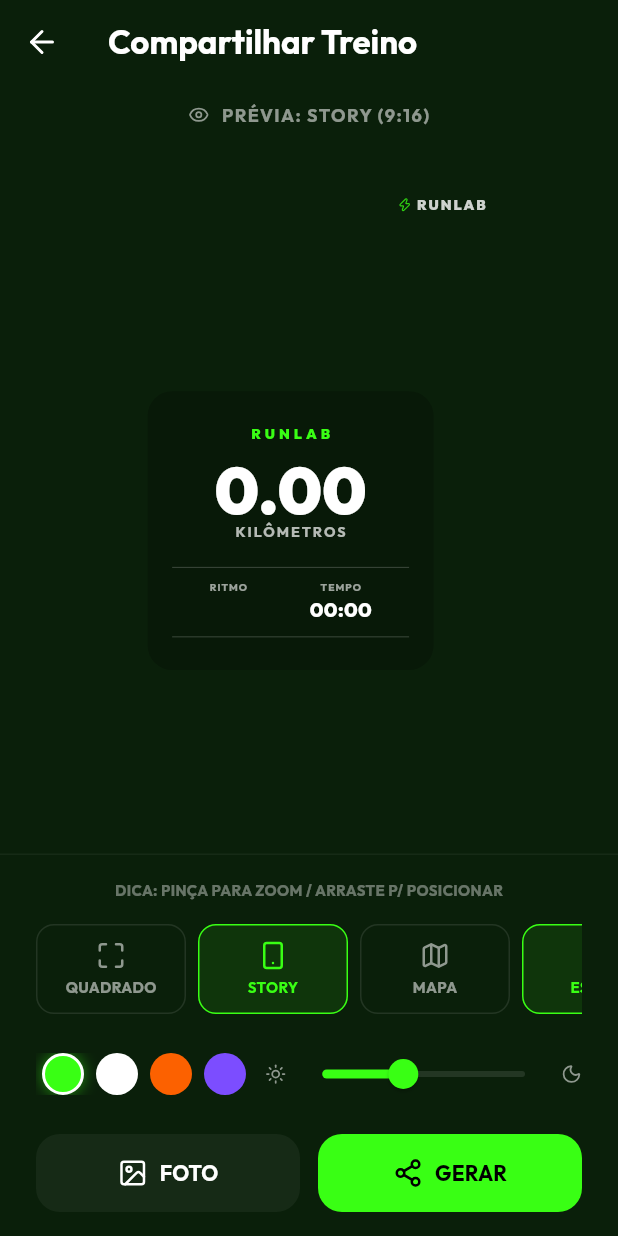
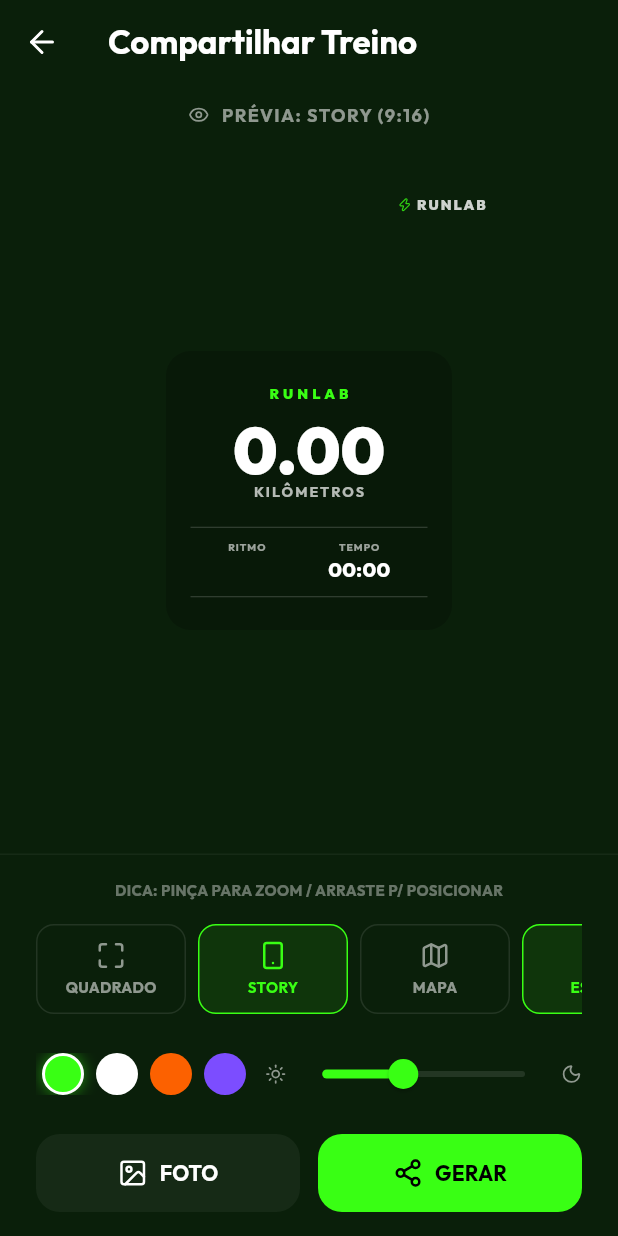
Before and after one commit to juliano340/RunLabAG, a Flutter app: the RunShareScreen screen opened directly with empty values, after a tap on "STORY", after a tap on "ESTILO", on a phone screen of 412 x 824 dp. Run offline on Flutter 3.47's test engine with Material 3 defaults, Android fonts, the phone set to English and light mode, and no system bars; drawn by our look-alikes of screenshot; our stand-ins replace file_picker, fl_chart, geolocator, google_fonts, google_maps_flutter, google_mobile_ads and 7 more; accounts and stored records are empty.

Commit message:
feat: add RunShareScreen for customizable run sharing with various templates and interactive elements.

```diff
--- a/lib/features/run/presentation/screens/run_share_screen.dart
+++ b/lib/features/run/presentation/screens/run_share_screen.dart
@@ -35,11 +35,21 @@
   ShareTemplate _currentTemplate = ShareTemplate.boxed;
   double _overlayOpacity = 0.4; // Background dimming
 
-  // Freeform Transformation
-  double _scale = 1.0;
-  double _baseScale = 1.0;
-  Offset _statsPosition = const Offset(20, 100);
-  bool _isOperating = false; // UX feedback flag
+  // Freeform Transformation - Stats
+  double _statsScale = 1.0;
+  double _statsBaseScale = 1.0;
+  Offset _statsOffset = const Offset(0, 50);
+  bool _isOperatingStats = false;
+
+  // Freeform Transformation - Map
+  double _mapScale = 1.0;
+  double _mapBaseScale = 1.0;
+  Offset _mapOffset = const Offset(0, -100);
+  bool _isOperatingMap = false;
+
+  // Centering Guidelines
+  bool _showVerticalCenterGuide = false;
+  bool _showHorizontalCenterGuide = false;
 
   Future<void> _pickImage(ImageSource source) async {
     final XFile? image = await _picker.pickImage(source: source);
@@ -158,16 +168,18 @@
 
                                     // Optional Route Map
                                     if (_showRoute && widget.run.route.isNotEmpty)
-                                      Positioned.fill(
-                                        child: Padding(
-                                          padding: const EdgeInsets.all(40),
-                                          child: CustomPaint(
-                                            painter: RoutePainter(
-                                              route: widget.run.route,
-                                              color: _accentColor,
+                                      _buildInteractiveMap(),
+
+                                    // Guidelines
+                                    if (_showVerticalCenterGuide)
+                                      Positioned(
+                                        top: 0, bottom: 0, left: 189,
+                                        child: Container(width: 2, color: _accentColor.withValues(alpha: 0.8)),
                                       ),
-                                          ),
-                                        ),
+                                    if (_showHorizontalCenterGuide)
+                                      Positioned(
+                                        left: 0, right: 0, top: (380 / _aspectRatio) / 2 - 1,
+                                        child: Container(height: 2, color: _accentColor.withValues(alpha: 0.8)),
                                       ),
 
                                     // Watermark (Fixed Top Right)
@@ -238,7 +250,7 @@
                         _aspectRatio == 1.0,
                         () => setState(() {
                           _aspectRatio = 1.0;
-                          _statsPosition = const Offset(20, 24);
+                          _statsOffset = const Offset(0, 50);
                         })
                       ),
                       const SizedBox(width: 8),
@@ -248,7 +260,7 @@
                         _aspectRatio < 1.0,
                         () => setState(() {
                           _aspectRatio = 0.5625;
-                          _statsPosition = const Offset(20, 48);
+                          _statsOffset = const Offset(0, 100);
                         })
                       ),
                       const SizedBox(width: 8),
@@ -360,10 +372,10 @@
       int next = (_currentTemplate.index + 1) % ShareTemplate.values.length;
       _currentTemplate = ShareTemplate.values[next];
       // Reset position/scale for a fresh start with the new template
-      _scale = 1.0;
-      _statsPosition = const Offset(20, 24);
-      if (_currentTemplate == ShareTemplate.center) _statsPosition = const Offset(20, 150);
-      if (_currentTemplate == ShareTemplate.verticalModern) _statsPosition = const Offset(20, 40);
+      _statsScale = 1.0;
+      _statsOffset = const Offset(0, 50);
+      if (_currentTemplate == ShareTemplate.center) _statsOffset = const Offset(0, 0);
+      if (_currentTemplate == ShareTemplate.verticalModern) _statsOffset = const Offset(0, -100);
     });
   }
 
@@ -390,46 +402,128 @@
     );
   }
 
-  Widget _buildInteractiveOverlay() {
-    return Positioned(
-      left: _statsPosition.dx,
-      bottom: _statsPosition.dy,
+  Widget _buildInteractiveMap() {
+    double mapWidth = 300;
+    return Align(
+      alignment: Alignment.center,
+      child: Transform.translate(
+        offset: _mapOffset,
         child: GestureDetector(
           onScaleStart: (details) {
             setState(() {
-            _baseScale = _scale;
-            _isOperating = true;
+              _mapBaseScale = _mapScale;
+              _isOperatingMap = true;
             });
           },
           onScaleEnd: (details) {
             setState(() {
-            _isOperating = false;
+              _isOperatingMap = false;
+              _showVerticalCenterGuide = false;
+              _showHorizontalCenterGuide = false;
             });
           },
           onScaleUpdate: (details) {
             setState(() {
-            _scale = (_baseScale * details.scale).clamp(0.4, 4.0);
-            _statsPosition += Offset(details.focalPointDelta.dx, -details.focalPointDelta.dy);
+              _mapScale = (_mapBaseScale * details.scale).clamp(0.4, 4.0);
+              _mapOffset += details.focalPointDelta;
 
-            // Much more generous bounds to work across all aspect ratios
-            _statsPosition = Offset(
-              _statsPosition.dx.clamp(-200, 500),
-              _statsPosition.dy.clamp(-100, 1200),
+              if (_mapOffset.dx.abs() < 15) {
+                _mapOffset = Offset(0, _mapOffset.dy);
+                _showVerticalCenterGuide = true;
+              } else {
+                _showVerticalCenterGuide = false;
+              }
+
+              if (_mapOffset.dy.abs() < 15) {
+                _mapOffset = Offset(_mapOffset.dx, 0);
+                _showHorizontalCenterGuide = true;
+              } else {
+                _showHorizontalCenterGuide = false;
+              }
+            });
+          },
+        child: Container(
+          decoration: BoxDecoration(
+            border: _isOperatingMap
+                ? Border.all(color: _accentColor.withValues(alpha: 0.8), width: 2, style: BorderStyle.solid)
+                : null,
+          ),
+          child: Transform.scale(
+            scale: _mapScale,
+            child: SizedBox(
+              width: mapWidth,
+              height: 300,
+              child: CustomPaint(
+                painter: RoutePainter(
+                  route: widget.run.route,
+                  color: _accentColor,
+                ),
+              ),
+            ),
+            ),
+          ),
+        ),
+      ),
+    );
+  }
+
+  Widget _buildInteractiveOverlay() {
+    return Align(
+      alignment: Alignment.center,
+      child: Transform.translate(
+        offset: _statsOffset,
+        child: GestureDetector(
+          onScaleStart: (details) {
+            setState(() {
+              _statsBaseScale = _statsScale;
+              _isOperatingStats = true;
+            });
+          },
+          onScaleEnd: (details) {
+            setState(() {
+              _isOperatingStats = false;
+              _showVerticalCenterGuide = false;
+              _showHorizontalCenterGuide = false;
+            });
+          },
+          onScaleUpdate: (details) {
+            setState(() {
+              _statsScale = (_statsBaseScale * details.scale).clamp(0.4, 4.0);
+              _statsOffset += details.focalPointDelta;
+
+              if (_statsOffset.dx.abs() < 15) {
+                _statsOffset = Offset(0, _statsOffset.dy);
+                _showVerticalCenterGuide = true;
+              } else {
+                _showVerticalCenterGuide = false;
+              }
+
+              if (_statsOffset.dy.abs() < 15) {
+                _statsOffset = Offset(_statsOffset.dx, 0);
+                _showHorizontalCenterGuide = true;
+              } else {
+                _showHorizontalCenterGuide = false;
+              }
+
+              _statsOffset = Offset(
+                _statsOffset.dx.clamp(-200, 200),
+                _statsOffset.dy.clamp(-500, 500),
               );
             });
           },
         child: Container(
           decoration: BoxDecoration(
-            border: _isOperating
+            border: _isOperatingStats
                 ? Border.all(color: _accentColor.withValues(alpha: 0.8), width: 2, style: BorderStyle.solid)
                 : null,
             borderRadius: BorderRadius.circular(20),
           ),
           child: Transform.scale(
-            scale: _scale,
+            scale: _statsScale,
             child: Padding(
               padding: const EdgeInsets.all(12), // Extra hit area
               child: _buildStatsOverlayContent(),
+            ),
             ),
           ),
         ),
```
Lines whose indentation alone changed are shown as unchanged.
